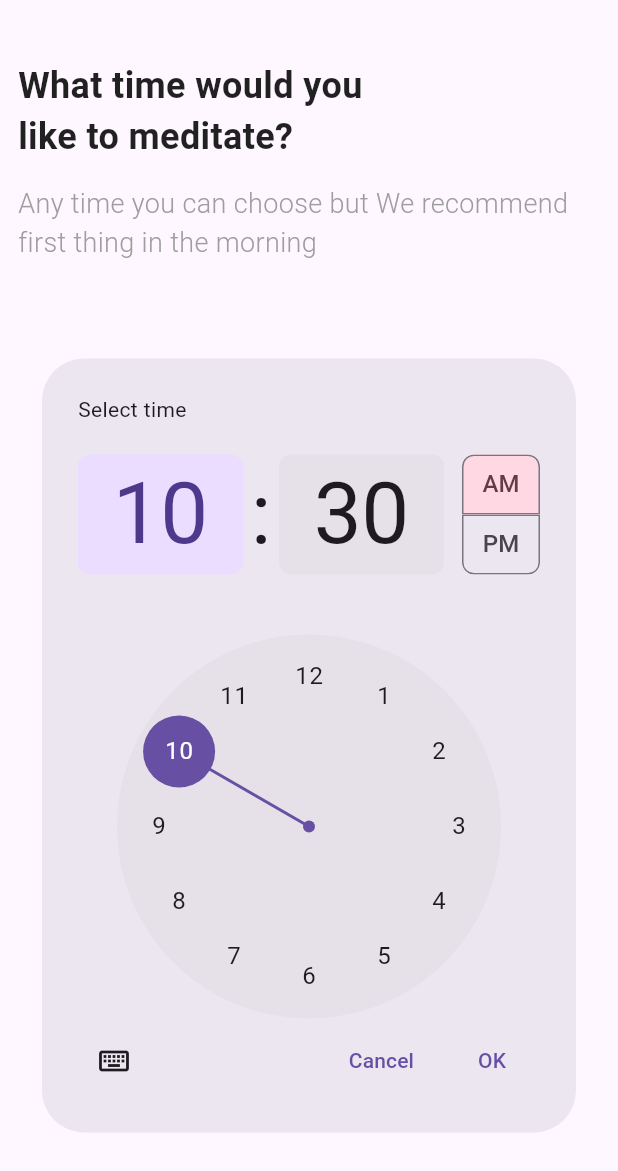
After one commit to Hasibol-Hoda-Inu/SilentMoon, a Flutter app: the HomeScreen screen opened directly, after a tap on "Reduce stress", on a phone screen of 412 x 824 dp. The commit adds this screen. Shown: the top 1171 px of the screen. Run offline on Flutter 3.47's test engine with Material 3 defaults, Android fonts, the phone set to English and light mode, and no system bars; our stand-ins replace flutter_svg, get.

Commit message:
set time screen has been developed

```diff
--- /dev/null
+++ b/lib/presentation/ui/screens/set_reminder_time_screen.dart
@@ -0,0 +1,81 @@
+import 'package:flutter/cupertino.dart';
+import 'package:flutter/material.dart';
+
+class SetReminderTimeScreen extends StatefulWidget {
+  const SetReminderTimeScreen({super.key});
+
+  @override
+  State<SetReminderTimeScreen> createState() => _SetReminderTimeScreenState();
+}
+
+class _SetReminderTimeScreenState extends State<SetReminderTimeScreen> {
+
+
+  @override
+  Widget build(BuildContext context) {
+    return Scaffold(
+      body: SafeArea(
+        child: SingleChildScrollView(
+          scrollDirection: Axis.vertical,
+          child: Padding(
+            padding: const EdgeInsets.only(
+                left: 12.0, top: 40, right: 12, bottom: 12),
+            child: Column(
+              crossAxisAlignment: CrossAxisAlignment.start,
+              children: [
+                const Text(
+                  'What time would you\nlike to meditate?', style: TextStyle(
+                  fontWeight: FontWeight.w700,
+                  fontSize: 24,
+                  color: Colors.black87,
+                ),),
+                const SizedBox(height: 15,),
+                const Text(
+                  'Any time you can choose but We recommend\nfirst thing in the morning',
+                  style: TextStyle(
+                      fontSize: 18,
+                      fontWeight: FontWeight.w300,
+                      color: Colors.grey
+                  ),),
+                const SizedBox(height: 40,),
+                TimePickerDialog(
+                 initialTime: TimeOfDay.now(),
+                ),
+                const SizedBox(height: 40,),
+                const Text(
+                  'Which day would you like to meditate?', style: TextStyle(
+                  fontWeight: FontWeight.w700,
+                  fontSize: 24,
+                  color: Colors.black87,
+                ),),
+                const SizedBox(height: 15,),
+                const Text(
+                  'Everyday is best, but we recommend picking\nat least five.',
+                  style: TextStyle(
+                      fontSize: 18,
+                      fontWeight: FontWeight.w300,
+                      color: Colors.grey
+                  ),),
+                const SizedBox(height: 60,),
+                Column(
+                  crossAxisAlignment: CrossAxisAlignment.center,
+                  children: [
+                    SizedBox(
+                        width: double.infinity,
+                        child: ElevatedButton(onPressed: () {},
+                            child: const Text('Save', style: TextStyle(
+                              fontSize: 18,
+                            ),))),
+                    const SizedBox(height: 10,),
+                    TextButton(
+                        onPressed: () {}, child: const Text('NO THANKS')),
+                  ],
+                )
+              ],
+            ),
+          ),
+        ),
+      ),
+    );
+  }
+}
--- a/lib/presentation/ui/screens/splash_screen.dart
+++ b/lib/presentation/ui/screens/splash_screen.dart
@@ -1,6 +1,6 @@
 import 'package:flutter/material.dart';
 import 'package:get/get.dart';
-import 'package:silent_moon/presentation/ui/screens/home_screen.dart';
+import 'package:silent_moon/presentation/ui/screens/topic_selection_screen.dart';
 import 'package:silent_moon/presentation/ui/utility/app_color.dart';
 import 'package:silent_moon/presentation/ui/utility/image_assets.dart';
 
--- a/lib/presentation/ui/screens/home_screen.dart
+++ b/lib/presentation/ui/screens/topic_selection_screen.dart
@@ -1,9 +1,13 @@
-import 'package:flutter/cupertino.dart';
+
 import 'package:flutter/material.dart';
 import 'package:flutter_svg/flutter_svg.dart';
 import 'package:flutter_svg/svg.dart';
+import 'package:get/get.dart';
+import 'package:silent_moon/presentation/ui/screens/set_reminder_time_screen.dart';
 import 'package:silent_moon/presentation/ui/utility/app_color.dart';
 import 'package:silent_moon/presentation/ui/utility/image_assets.dart';
+
+import '../widgets/topic_container_widget.dart';
 
 class HomeScreen extends StatefulWidget {
   const HomeScreen({super.key});
@@ -43,7 +47,7 @@ class _HomeScreenState extends State<HomeScreen> {
                       crossAxisSpacing: 12
                 ),
                  itemBuilder: (context, index){
-                  return const TopicCounter();
+                  return const TopicContainer();
                 },
                   itemCount: 10,
               ),
@@ -56,34 +60,3 @@ class _HomeScreenState extends State<HomeScreen> {
     );
   }
 }
-
-class TopicCounter extends StatelessWidget {
-  const TopicCounter({
-    super.key,
-  });
-
-  @override
-  Widget build(BuildContext context) {
-    return Container(
-     height: 200,
-      width: 160,
-      decoration: BoxDecoration(
-        color: AppColors.primaryColor,
-        borderRadius: BorderRadius.circular(10)
-      ),
-      child: Column(
-        children: [
-          SvgPicture.asset(ImageAssets.ContainerImage,),
-          const Padding(
-            padding: EdgeInsets.only(left: 10, top: 20, right: 10,bottom: 10),
-            child: Text('Reduce stress', textAlign: TextAlign.start, style: TextStyle(
-              color: Colors.white,
-              fontWeight: FontWeight.w700,
-              fontSize: 20,
-            ),),
-          )
-        ],
-      ),
-    );
-  }
-}
--- /dev/null
+++ b/lib/presentation/ui/widgets/topic_container_widget.dart
@@ -0,0 +1,44 @@
+import 'package:flutter/material.dart';
+import 'package:flutter_svg/svg.dart';
+import 'package:get/get.dart';
+import 'package:get/get_core/src/get_main.dart';
+
+import '../screens/set_reminder_time_screen.dart';
+import '../utility/app_color.dart';
+import '../utility/image_assets.dart';
+
+class TopicContainer extends StatelessWidget {
+  const TopicContainer({
+    super.key,
+  });
+
+  @override
+  Widget build(BuildContext context) {
+    return InkWell(
+      onTap: (){
+        Get.to(const SetReminderTimeScreen());
+      },
+      child: Container(
+        height: 200,
+        width: 160,
+        decoration: BoxDecoration(
+            color: AppColors.primaryColor,
+            borderRadius: BorderRadius.circular(10)
+        ),
+        child: Column(
+          children: [
+            SvgPicture.asset(ImageAssets.ContainerImage,),
+            const Padding(
+              padding: EdgeInsets.only(left: 10, top: 20, right: 10,bottom: 10),
+              child: Text('Reduce stress', textAlign: TextAlign.center, style: TextStyle(
+                color: Colors.white,
+                fontWeight: FontWeight.w700,
+                fontSize: 20,
+              ),),
+            )
+          ],
+        ),
+      ),
+    );
+  }
+}
```
